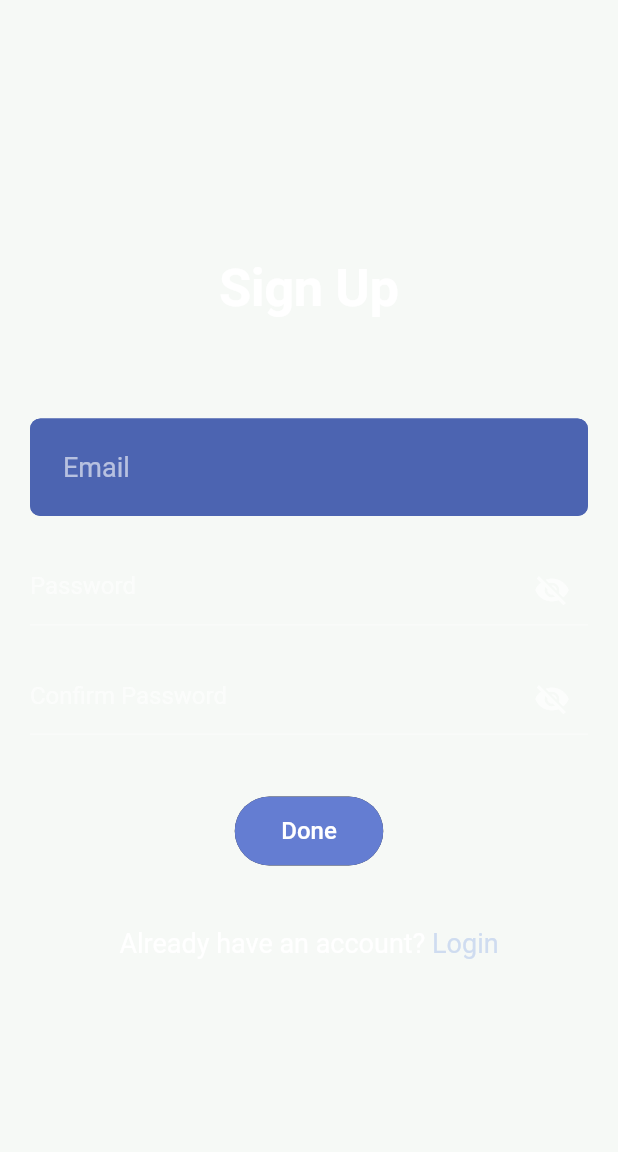
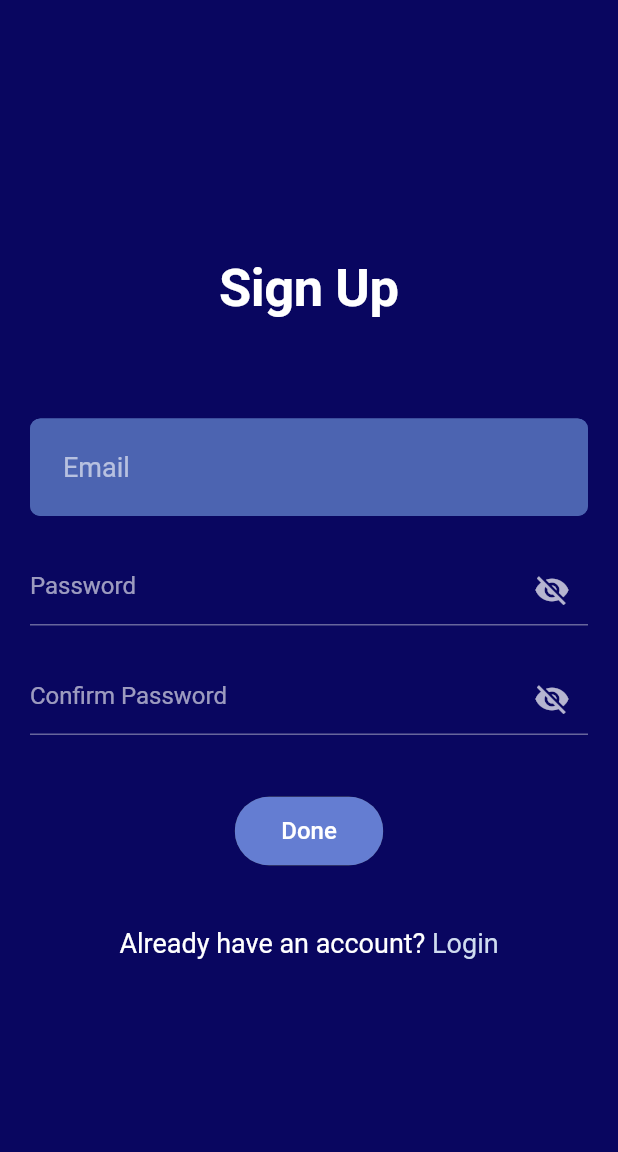
Before and after one commit to Elsssqh/Atlantic-Project, a Flutter app: the screen it shows after launch, on a phone screen of 412 x 824 dp, the part 84-1236 px from its top. Run offline on Flutter 3.47's test engine with Material 2 defaults, Android fonts, the phone set to English and light mode, and no system bars; our stand-ins replace appwrite, carousel_slider, file_picker, flutter_riverpod, flutter_svg, fpdart and 3 more; missing offline and left inert: any_link_preview; network calls fail.

Commit message:
update app_theme

```diff
--- a/lib/features/auth/view/login_view.dart
+++ b/lib/features/auth/view/login_view.dart
@@ -7,7 +7,6 @@ import 'package:atlanticc/constants/constants.dart';
 import 'package:atlanticc/features/auth/controller/auth_controller.dart';
 import 'package:atlanticc/features/auth/view/signup_view.dart';
 import 'package:atlanticc/features/auth/widgets/auth_field.dart';
-import 'package:atlanticc/theme/palette.dart';
 
 class LoginView extends ConsumerStatefulWidget {
   static route() => MaterialPageRoute(
--- a/lib/features/auth/view/signup_view.dart
+++ b/lib/features/auth/view/signup_view.dart
@@ -7,7 +7,6 @@ import 'package:atlanticc/constants/constants.dart';
 import 'package:atlanticc/features/auth/controller/auth_controller.dart';
 import 'package:atlanticc/features/auth/view/login_view.dart';
 import 'package:atlanticc/features/auth/widgets/auth_field.dart';
-import 'package:atlanticc/theme/theme.dart';
 
 class SignUpView extends ConsumerStatefulWidget {
   static route() => MaterialPageRoute(
--- a/lib/features/auth/widgets/auth_field.dart
+++ b/lib/features/auth/widgets/auth_field.dart
@@ -1,5 +1,4 @@
 import 'package:flutter/material.dart';
-import 'package:atlanticc/theme/palette.dart';
 
 class AuthField extends StatelessWidget {
   final TextEditingController controller;
--- a/lib/features/explore/view/explore_view.dart
+++ b/lib/features/explore/view/explore_view.dart
@@ -4,7 +4,6 @@ import 'package:atlanticc/common/error_page.dart';
 import 'package:atlanticc/common/loading_page.dart';
 import 'package:atlanticc/features/explore/controller/explore_controller.dart';
 import 'package:atlanticc/features/explore/widgets/search_tile.dart';
-import 'package:atlanticc/theme/palette.dart';
 
 class ExploreView extends ConsumerStatefulWidget {
   const ExploreView({super.key});
--- a/lib/features/home/widgets/side_drawer.dart
+++ b/lib/features/home/widgets/side_drawer.dart
@@ -4,7 +4,6 @@ import 'package:atlanticc/common/loading_page.dart';
 import 'package:atlanticc/features/auth/controller/auth_controller.dart';
 import 'package:atlanticc/features/user_profile/contoller/user_profile_controller.dart';
 import 'package:atlanticc/features/user_profile/view/user_profile_view.dart';
-import 'package:atlanticc/theme/palette.dart';
 
 
 
--- a/lib/features/tweet/widgets/hashtag_text.dart
+++ b/lib/features/tweet/widgets/hashtag_text.dart
@@ -1,7 +1,6 @@
 import 'package:flutter/gestures.dart';
 import 'package:flutter/material.dart';
 import 'package:atlanticc/features/tweet/views/hashtag_view.dart';
-import 'package:atlanticc/theme/palette.dart';
 
 class HashtagText extends StatelessWidget {
   final String text;
--- a/lib/features/tweet/widgets/tweet_card.dart
+++ b/lib/features/tweet/widgets/tweet_card.dart
@@ -14,7 +14,6 @@ import 'package:atlanticc/features/tweet/widgets/hashtag_text.dart';
 import 'package:atlanticc/features/tweet/widgets/tweet_icon_button.dart';
 import 'package:atlanticc/features/user_profile/view/user_profile_view.dart';
 import 'package:atlanticc/models/tweet_model.dart';
-import 'package:atlanticc/theme/palette.dart';
 import 'package:timeago/timeago.dart' as timeago;
 
 class TweetCard extends ConsumerWidget {
--- a/lib/features/tweet/widgets/tweet_icon_button.dart
+++ b/lib/features/tweet/widgets/tweet_icon_button.dart
@@ -1,6 +1,5 @@
 import 'package:flutter/material.dart';
 import 'package:flutter_svg/svg.dart';
-import 'package:atlanticc/theme/palette.dart';
 
 class TweetIconButton extends StatelessWidget {
   final String pathName;
--- a/lib/features/user_profile/view/edit_profile_view.dart
+++ b/lib/features/user_profile/view/edit_profile_view.dart
@@ -5,7 +5,6 @@ import 'package:atlanticc/common/loading_page.dart';
 import 'package:atlanticc/core/utils.dart';
 import 'package:atlanticc/features/auth/controller/auth_controller.dart';
 import 'package:atlanticc/features/user_profile/contoller/user_profile_controller.dart';
-import 'package:atlanticc/theme/theme.dart';
 
 class EditProfileView extends ConsumerStatefulWidget {
   static route() => MaterialPageRoute(
--- a/lib/features/user_profile/widget/user_profile.dart
+++ b/lib/features/user_profile/widget/user_profile.dart
@@ -10,7 +10,6 @@ import 'package:atlanticc/features/user_profile/contoller/user_profile_controlle
 import 'package:atlanticc/features/user_profile/view/edit_profile_view.dart';
 import 'package:atlanticc/features/user_profile/widget/follow_count.dart';
 import 'package:atlanticc/models/user_model.dart';
-import 'package:atlanticc/theme/palette.dart';
 
 class UserProfile extends ConsumerWidget {
   final UserModel user;
--- a/lib/theme/app_theme.dart
+++ b/lib/theme/app_theme.dart
@@ -2,7 +2,7 @@ import 'package:flutter/material.dart';
 
 class AppTheme {
   static ThemeData theme = ThemeData.dark().copyWith(
-    scaffoldBackgroundColor: Color.fromARGB(9, 6, 96, 1),
+    scaffoldBackgroundColor: Color.fromRGBO(9, 6, 96, 1),
     appBarTheme: const AppBarTheme(
       backgroundColor: Color.fromRGBO(9, 6, 96, 1),
       elevation: 0,
```
